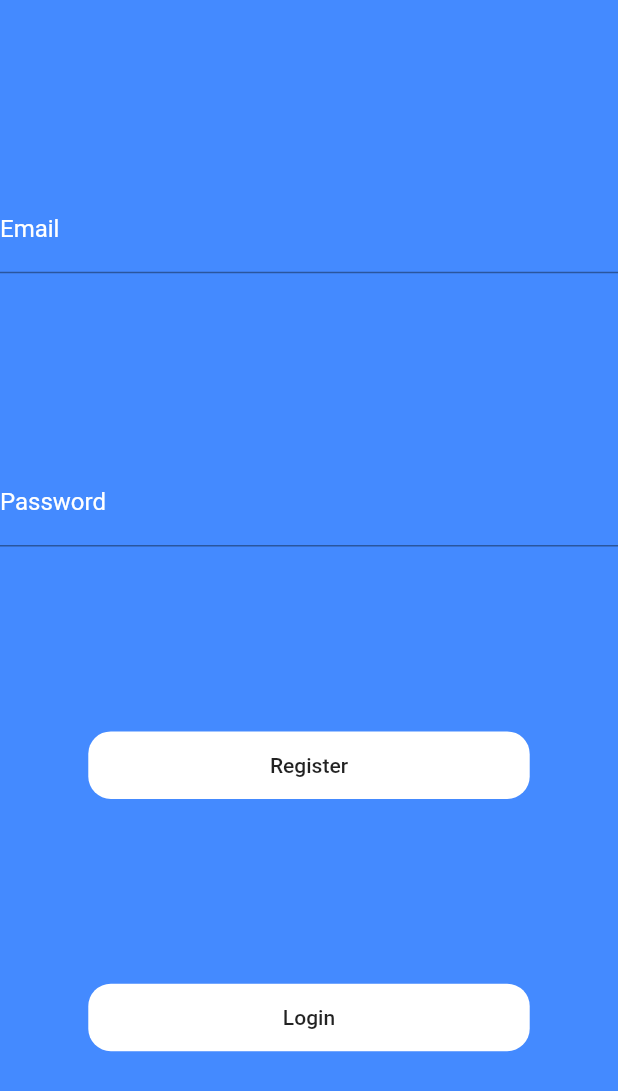
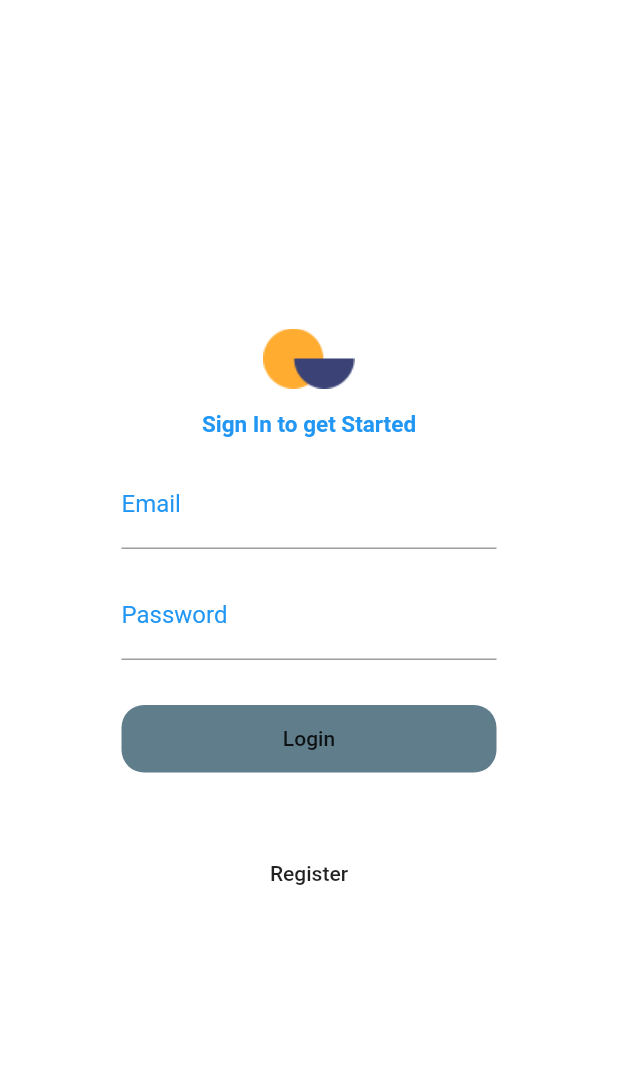
Before and after one commit to memsjava/takalo, a Flutter app: the screen it shows after launch, on a phone screen of 412 x 824 dp. Shown: the top 1091 px of the screen. Run offline on Flutter 3.47's test engine with Material 2 defaults, Android fonts, the light colour scheme and no system bars; our stand-ins replace auto_route, cloud_firestore, firebase_auth, firebase_core, flutter_redux, photo_view and 1 more; accounts and stored records are empty.

Commit message:
login UI

```diff
--- a/takalo_app/lib/main.dart
+++ b/takalo_app/lib/main.dart
@@ -5,7 +5,7 @@ import 'package:redux/redux.dart';
 import 'package:takalo_app/presentation/core/model/app_state.dart';
 import 'package:takalo_app/presentation/core/model/cart_item.dart';
 import 'package:takalo_app/presentation/pages/HomeWithSidebar.dart';
-import 'package:takalo_app/presentation/pages/authentication.dart';
+import 'package:takalo_app/presentation/pages/login.dart';
 import 'package:takalo_app/presentation/pages/cart_list.dart';
 import 'package:takalo_app/presentation/pages/homapage.dart';
 import 'package:takalo_app/presentation/pages/wallet_home.dart';
--- a/takalo_app/lib/presentation/pages/authentication.dart
+++ /dev/null
@@ -1,92 +0,0 @@
-// ignore_for_file: prefer_final_fields
-
-import 'package:flutter/material.dart';
-import 'package:takalo_app/application/net/flutterfire.dart';
-
-import 'home_view.dart';
-
-class Authentication extends StatefulWidget {
-  const Authentication({Key? key}) : super(key: key);
-
-  @override
-  _AuthenticationState createState() => _AuthenticationState();
-}
-
-class _AuthenticationState extends State<Authentication> {
-  TextEditingController _emailField = TextEditingController();
-  TextEditingController _passwordField = TextEditingController();
-
-  @override
-  Widget build(BuildContext context) {
-    return Scaffold(
-      body: Container(
-          width: MediaQuery.of(context).size.width,
-          height: MediaQuery.of(context).size.height,
-          decoration: const BoxDecoration(color: Colors.blueAccent),
-          child: Column(
-            mainAxisAlignment: MainAxisAlignment.spaceEvenly,
-            children: [
-              TextFormField(
-                controller: _emailField,
-                decoration: const InputDecoration(
-                    hintText: 'something@gmail.com',
-                    labelText: 'Email',
-                    hintStyle: TextStyle(color: Colors.white),
-                    labelStyle: TextStyle(color: Colors.white)),
-              ),
-              TextFormField(
-                controller: _passwordField,
-                obscureText: true,
-                decoration: const InputDecoration(
-                    hintText: 'password',
-                    labelText: 'Password',
-                    hintStyle: TextStyle(color: Colors.white),
-                    labelStyle: TextStyle(color: Colors.white)),
-              ),
-              Container(
-                width: MediaQuery.of(context).size.width / 1.4,
-                height: 45,
-                decoration: BoxDecoration(
-                    borderRadius: BorderRadius.circular(15.0),
-                    color: Colors.white),
-                child: MaterialButton(
-                  onPressed: () async {
-                    bool shouldNavigate =
-                        await register(_emailField.text, _passwordField.text);
-                    if (shouldNavigate) {
-                      Navigator.push(
-                        context,
-                        MaterialPageRoute(
-                            builder: (context) => const HomeView()),
-                      );
-                    }
-                  },
-                  child: const Text("Register"),
-                ),
-              ),
-              Container(
-                width: MediaQuery.of(context).size.width / 1.4,
-                height: 45,
-                decoration: BoxDecoration(
-                    borderRadius: BorderRadius.circular(15.0),
-                    color: Colors.white),
-                child: MaterialButton(
-                  onPressed: () async {
-                    bool shouldNavigate =
-                        await signIn(_emailField.text, _passwordField.text);
-                    if (shouldNavigate) {
-                      Navigator.push(
-                        context,
-                        MaterialPageRoute(
-                            builder: (context) => const HomeView()),
-                      );
-                    }
-                  },
-                  child: const Text("Login"),
-                ),
-              ),
-            ],
-          )),
-    );
-  }
-}
--- /dev/null
+++ b/takalo_app/lib/presentation/pages/login.dart
@@ -0,0 +1,128 @@
+// ignore_for_file: prefer_final_fields
+
+import 'package:flutter/material.dart';
+import 'package:takalo_app/application/net/flutterfire.dart';
+
+import 'home_view.dart';
+
+class Authentication extends StatefulWidget {
+  const Authentication({Key? key}) : super(key: key);
+
+  @override
+  _AuthenticationState createState() => _AuthenticationState();
+}
+
+class _AuthenticationState extends State<Authentication> {
+  TextEditingController _emailField = TextEditingController();
+  TextEditingController _passwordField = TextEditingController();
+
+  @override
+  Widget build(BuildContext context) {
+    return Scaffold(
+        backgroundColor: Colors.white,
+        body: Container(
+            padding: EdgeInsets.symmetric(vertical: 60, horizontal: 20),
+            child: Center(
+              child: Column(
+                mainAxisAlignment: MainAxisAlignment.center,
+                crossAxisAlignment: CrossAxisAlignment.center,
+                children: [
+                  Container(
+                    padding: EdgeInsets.all(20),
+                    decoration: BoxDecoration(
+                        image: DecorationImage(
+                            image: AssetImage("asset/images/logo.png"))),
+                  ),
+                  SizedBox(
+                    height: 15,
+                  ),
+                  Text(
+                    "Sign In to get Started",
+                    style: TextStyle(
+                        color: Colors.blue,
+                        fontSize: 15,
+                        fontWeight: FontWeight.w600),
+                  ),
+                  SizedBox(
+                    height: 15,
+                  ),
+                  Container(
+                    width: 250,
+                    child: Column(children: [
+                      TextFormField(
+                        controller: _emailField,
+                        decoration: const InputDecoration(
+                            hintText: 'something@gmail.com',
+                            labelText: 'Email',
+                            fillColor: Colors.grey,
+                            hintStyle: TextStyle(color: Colors.yellow),
+                            labelStyle: TextStyle(color: Colors.blue)),
+                      ),
+                      SizedBox(
+                        height: 15,
+                      ),
+                      TextFormField(
+                        controller: _passwordField,
+                        obscureText: true,
+                        decoration: const InputDecoration(
+                            hintText: 'password',
+                            labelText: 'Password',
+                            fillColor: Colors.grey,
+                            hintStyle: TextStyle(color: Colors.yellow),
+                            labelStyle: TextStyle(color: Colors.blue)),
+                      ),
+                    ]),
+                  ),
+                  SizedBox(
+                    height: 30,
+                  ),
+                  Container(
+                    width: 250,
+                    height: 45,
+                    decoration: BoxDecoration(
+                        borderRadius: BorderRadius.circular(15.0),
+                        color: Colors.blueGrey),
+                    child: MaterialButton(
+                      onPressed: () async {
+                        bool shouldNavigate =
+                            await signIn(_emailField.text, _passwordField.text);
+                        if (shouldNavigate) {
+                          Navigator.push(
+                            context,
+                            MaterialPageRoute(
+                                builder: (context) => const HomeView()),
+                          );
+                        }
+                      },
+                      child: const Text("Login"),
+                    ),
+                  ),
+                  SizedBox(
+                    height: 45,
+                  ),
+                  Container(
+                    width: 250,
+                    height: 45,
+                    decoration: BoxDecoration(
+                        borderRadius: BorderRadius.circular(15.0),
+                        color: Colors.white),
+                    child: MaterialButton(
+                      onPressed: () async {
+                        bool shouldNavigate = await register(
+                            _emailField.text, _passwordField.text);
+                        if (shouldNavigate) {
+                          Navigator.push(
+                            context,
+                            MaterialPageRoute(
+                                builder: (context) => const HomeView()),
+                          );
+                        }
+                      },
+                      child: const Text("Register"),
+                    ),
+                  ),
+                ],
+              ),
+            )));
+  }
+}
--- a/takalo_app/lib/presentation/routes/router.dart
+++ b/takalo_app/lib/presentation/routes/router.dart
@@ -1,6 +1,6 @@
 import 'package:auto_route/auto_route.dart';
 import 'package:takalo_app/presentation/pages/HomeWithSidebar.dart';
-import 'package:takalo_app/presentation/pages/authentication.dart';
+import 'package:takalo_app/presentation/pages/login.dart';
 import 'package:takalo_app/presentation/pages/cart_list.dart';
 import 'package:takalo_app/presentation/pages/homapage.dart';
 import 'package:takalo_app/presentation/pages/wallet_home.dart';
```
